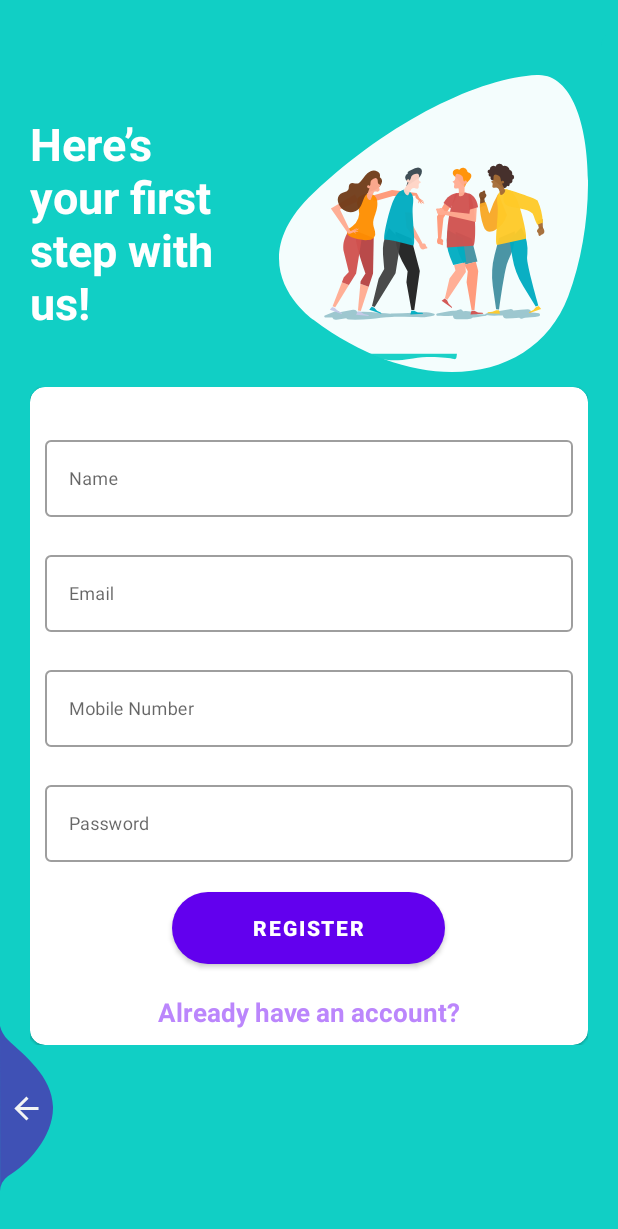
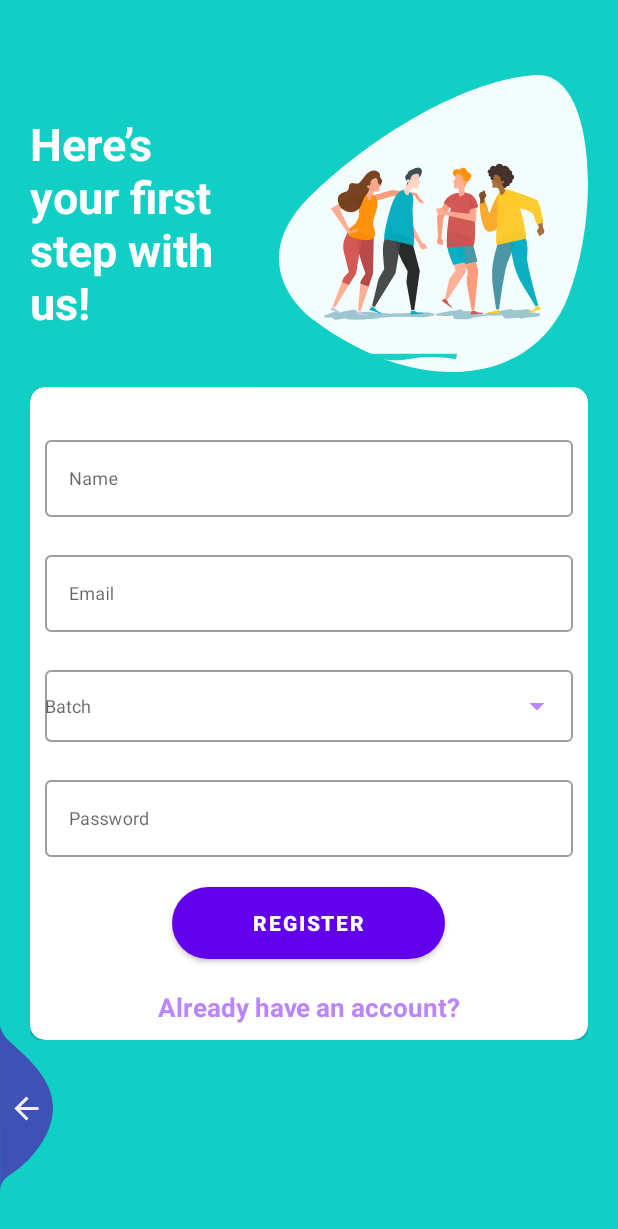
Before and after one commit to harishpadmanabh-HP/SmartClassRoom, an Android app: the Register screen opened directly, with no data from a screen before it, on a phone screen of 412 x 824 dp. Shown: the top 1229 px of the screen. Run offline under Robolectric (Android 15) with nearby library versions, the phone set to English and light mode, and no system bars; plain views replace CircularProgressButton.

Commit message:
setup batch dropdown and item selections

```diff
--- a/app/src/main/AndroidManifest.xml
+++ b/app/src/main/AndroidManifest.xml
@@ -2,8 +2,10 @@
 <manifest xmlns:android="http://schemas.android.com/apk/res/android"
     package="com.harish.smartclassroom">
 
+    <uses-permission android:name="android.permission.INTERNET"/>
     <uses-permission android:name="android.permission.ACCESS_NETWORK_STATE" />
     <application
+        android:usesCleartextTraffic="true"
         android:allowBackup="true"
         android:icon="@mipmap/ic_launcher"
         android:label="@string/app_name"
--- a/app/src/main/java/com/harish/smartclassroom/data/Apis.kt
+++ b/app/src/main/java/com/harish/smartclassroom/data/Apis.kt
@@ -12,7 +12,7 @@ import retrofit2.http.GET
 
 interface Apis {
 
-    @GET("/view_batch.php")
+    @GET("view_batch.php")
     fun getBatches(): Call<BatchResponse>
 
 
--- a/app/src/main/java/com/harish/smartclassroom/ui/Register.kt
+++ b/app/src/main/java/com/harish/smartclassroom/ui/Register.kt
@@ -1,17 +1,42 @@
 package com.harish.smartclassroom.ui
 
 import android.content.Intent
+import android.graphics.Color
 import android.os.Bundle
 import android.view.View
+import android.widget.ArrayAdapter
+import android.widget.Toast
 import androidx.appcompat.app.AppCompatActivity
+import androidx.lifecycle.Observer
+import androidx.lifecycle.ViewModelProvider
 import com.harish.smartclassroom.R
+import com.harish.smartclassroom.data.models.BatchResponse
+import com.harish.smartclassroom.viewmodels.OnBoardingViewModel
+import com.harish.smartclassroom.viewmodels.OnbaordingViewModelFactory
+import kotlinx.android.synthetic.main.activity_register.*
+
 
 class Register : AppCompatActivity() {
 
+    lateinit var viewModel : OnBoardingViewModel
+    lateinit var batchList : List<String>
+    var selectedBatch : String ?=null
 
     override fun onCreate(savedInstanceState: Bundle?) {
         super.onCreate(savedInstanceState)
         setContentView(R.layout.activity_register)
+
+        val viewModelFactory = OnbaordingViewModelFactory(application)
+        viewModel = ViewModelProvider(this,viewModelFactory).get(OnBoardingViewModel::class.java)
+
+        viewModel.getBatches()
+        setupObservers()
+
+        editTextBatch.setOnItemClickListener { adapterView, view, position, _ ->
+            selectedBatch = batchList[position]
+            Toast.makeText(this, selectedBatch, Toast.LENGTH_SHORT).show()
+          //
+        }
     }
 
     fun onLoginClick(view: View) {
@@ -19,4 +44,36 @@ class Register : AppCompatActivity() {
         overridePendingTransition(R.anim.slide_in_left, android.R.anim.slide_out_right)
 
     }
+
+    fun setupObservers(){
+        viewModel.apply{
+            batches.observe(this@Register, Observer {
+                batchList=it.batchDetails.map {
+                    it.batchName
+                }
+               setUpBatchDropDown(batchList)
+            })
+            events.observe(this@Register, Observer {
+                Toast.makeText(this@Register, it, Toast.LENGTH_SHORT).show()
+            })
+        }
+
+    }
+
+    fun setUpBatchDropDown(batchList:List<String>){
+        val d_adapter  = ArrayAdapter(
+            this@Register,
+            android.R.layout.select_dialog_item,
+            batchList
+        )
+        editTextBatch.setThreshold(1) //will start working from first character
+
+        editTextBatch.setAdapter(d_adapter) //setting the adapter data into the AutoCompleteTextView
+
+        editTextBatch.setTextColor(Color.BLACK)
+    }
+
+
+
+
 }
--- a/app/src/main/java/com/harish/smartclassroom/util/Constants.kt
+++ b/app/src/main/java/com/harish/smartclassroom/util/Constants.kt
@@ -1,3 +1,3 @@
 package com.harish.smartclassroom.util
 
-val BASE_URL = "http://srishti-systems.info/projects/College/api"
+val BASE_URL = "http://srishti-systems.info/projects/College/api/"
--- a/app/src/main/java/com/harish/smartclassroom/viewmodels/OnBoardingViewModel.kt
+++ b/app/src/main/java/com/harish/smartclassroom/viewmodels/OnBoardingViewModel.kt
@@ -4,6 +4,7 @@ import android.app.Application
 import androidx.lifecycle.AndroidViewModel
 import androidx.lifecycle.MutableLiveData
 import androidx.lifecycle.ViewModel
+import androidx.lifecycle.ViewModelProvider
 import com.harish.smartclassroom.data.models.BatchResponse
 import com.harish.smartclassroom.data.repositories.StudentRepository
 
@@ -21,3 +22,10 @@ class OnBoardingViewModel( var application: Application) : ViewModel() {
 
 
 }
+
+open class OnbaordingViewModelFactory(val app: Application) : ViewModelProvider.AndroidViewModelFactory(app){
+
+    override fun <T : ViewModel?> create(modelClass: Class<T>): T {
+        return OnBoardingViewModel(app) as T
+    }
+}
--- /dev/null
+++ b/app/src/main/res/drawable/ic_baseline_arrow_drop_down_24.xml
@@ -0,0 +1,10 @@
+<vector xmlns:android="http://schemas.android.com/apk/res/android"
+    android:width="24dp"
+    android:height="24dp"
+    android:viewportWidth="24"
+    android:viewportHeight="24"
+    android:tint="?attr/colorControlNormal">
+  <path
+      android:fillColor="@android:color/white"
+      android:pathData="M7,10l5,5 5,-5z"/>
+</vector>
--- a/app/src/main/res/layout/activity_register.xml
+++ b/app/src/main/res/layout/activity_register.xml
@@ -83,14 +83,16 @@
                         android:id="@+id/textInputMobile"
                         android:layout_height="wrap_content"
                         android:layout_width="match_parent"
+                        app:endIconTint="@color/purple_200"
+                        app:endIconMode="dropdown_menu"
+                        android:hint="Batch"
                         style="@style/Widget.MaterialComponents.TextInputLayout.OutlinedBox"
-                        android:layout_marginTop="@dimen/loginViewsMargin">
-                        <com.google.android.material.textfield.TextInputEditText
-                            android:id="@+id/editTextMobile"
+                        app:endIconDrawable="@drawable/ic_baseline_arrow_drop_down_24"                        android:layout_marginTop="@dimen/loginViewsMargin">
+                        <androidx.appcompat.widget.AppCompatAutoCompleteTextView
+                            android:id="@+id/editTextBatch"
                             style="@style/modifiedEditText"
-                            android:inputType="phone"
                             android:maxLines="1"
-                            android:hint="Mobile Number"/>
+                            />
                     </com.google.android.material.textfield.TextInputLayout>
 
                     <com.google.android.material.textfield.TextInputLayout
```
